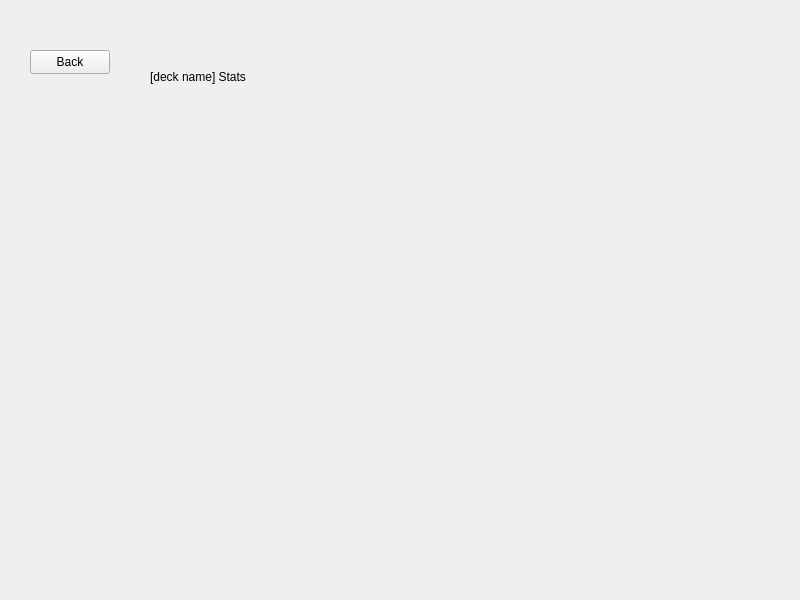
The window that deckstatswidget.ui (hsetlik/Codex_oldDt5) describes before a commit, drawn with Qt 5.
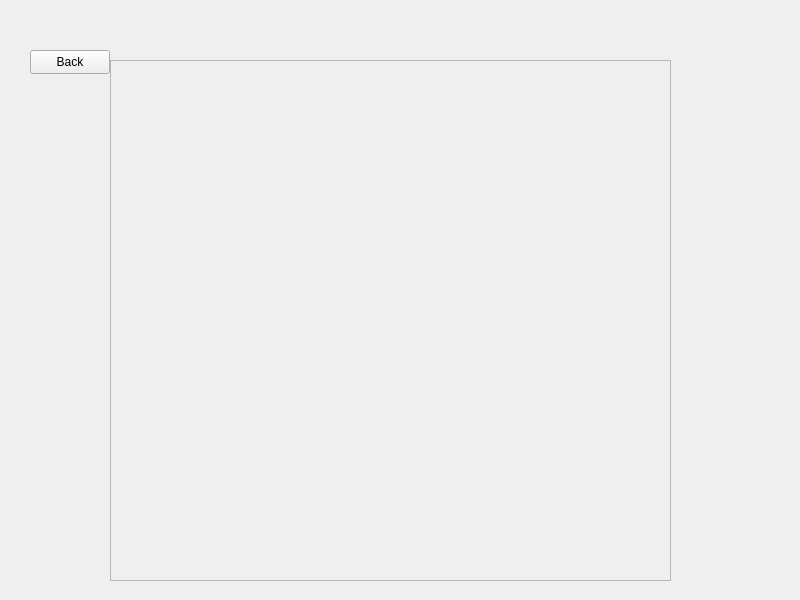
The same window after the commit.

Commit message: moved graphs to scroll area

```diff
--- a/deckstatswidget.ui
+++ b/deckstatswidget.ui
@@ -26,30 +26,31 @@
     <string>Back</string>
    </property>
   </widget>
-  <widget class="QWidget" name="verticalLayoutWidget">
+  <widget class="QScrollArea" name="scrollArea">
    <property name="geometry">
     <rect>
-     <x>150</x>
-     <y>70</y>
-     <width>501</width>
-     <height>461</height>
+     <x>110</x>
+     <y>60</y>
+     <width>561</width>
+     <height>521</height>
     </rect>
    </property>
-   <layout class="QVBoxLayout" name="mainLayout">
-    <item>
-     <widget class="QLabel" name="nameLabel">
-      <property name="text">
-       <string>[deck name] Stats</string>
-      </property>
-      <property name="scaledContents">
+   <property name="mouseTracking">
+    <bool>true</bool>
+   </property>
+   <property name="widgetResizable">
        <bool>true</bool>
       </property>
-      <property name="alignment">
-       <set>Qt::AlignLeading|Qt::AlignLeft|Qt::AlignTop</set>
-      </property>
-     </widget>
-    </item>
-   </layout>
+   <widget class="QWidget" name="scrollAreaWidgetContents">
+    <property name="geometry">
+     <rect>
+      <x>0</x>
+      <y>0</y>
+      <width>559</width>
+      <height>519</height>
+     </rect>
+    </property>
+   </widget>
   </widget>
  </widget>
  <resources/>
```
Lines whose indentation alone changed are shown as unchanged. The commit also changes 4 other files.
